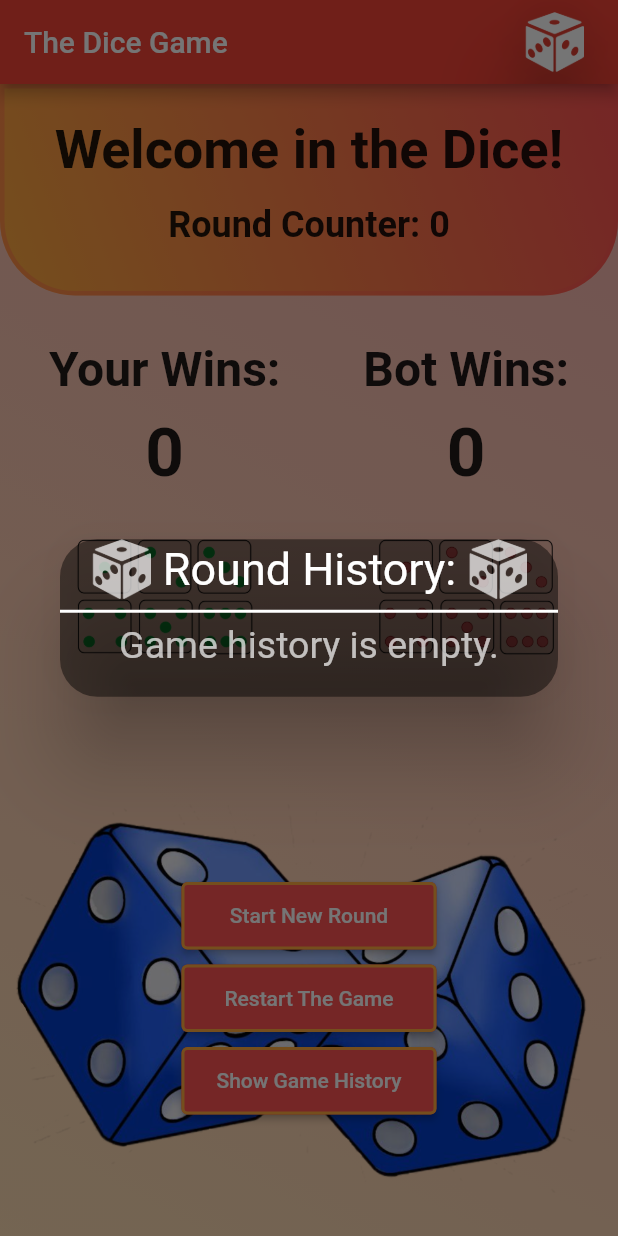
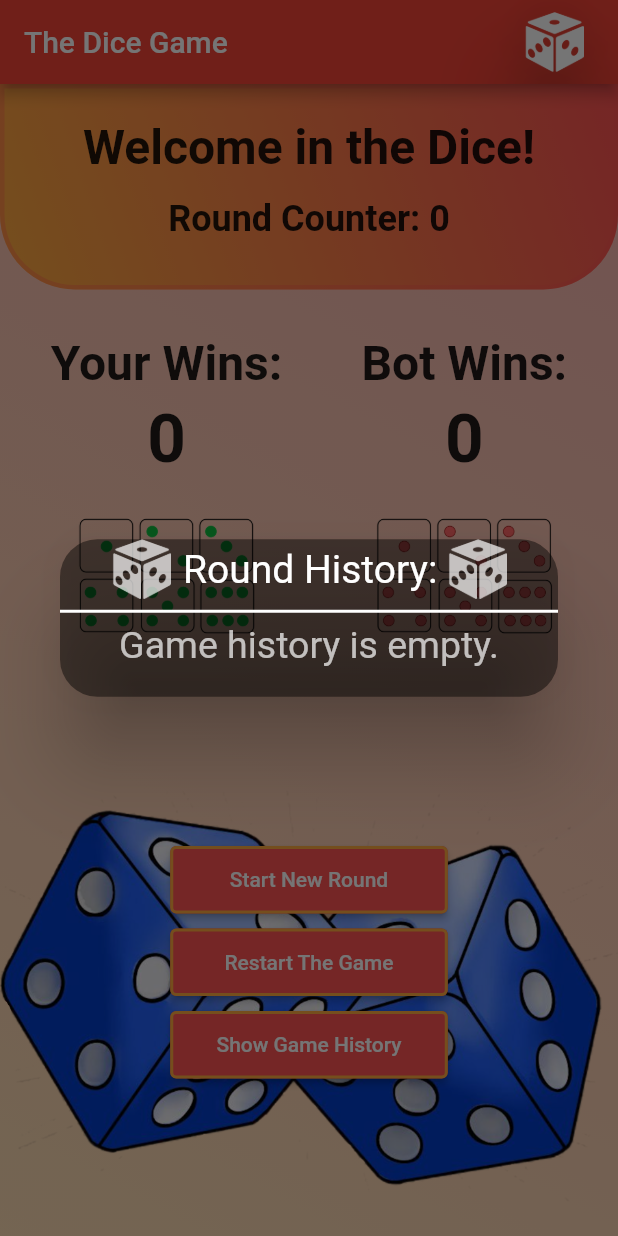
Before and after one commit to kondiq22/dice_bloc, a Flutter app: the screen it shows after launch, after a tap on "Show Game History", on a phone screen of 412 x 824 dp. Run offline on Flutter 3.47's test engine with Material 2 defaults, Android fonts, the phone set to English and light mode, and no system bars; our stand-ins replace bloc, equatable, flutter_bloc.

Commit message:
Adjusting font size and style

```diff
--- a/lib/pages/history_dialog.dart
+++ b/lib/pages/history_dialog.dart
@@ -25,7 +25,7 @@ class HistoryDialog {
                           Padding(padding: EdgeInsets.all(4)),
                           Text(
                             'Round History: ',
-                            style: TextStyle(color: Colors.white, fontSize: 30),
+                            style: TextStyle(color: Colors.white, fontSize: 26),
                           ),
                           ImageIcon(
                             AssetImage('assets/images/dicelogo.png'),
--- a/lib/pages/home_page.dart
+++ b/lib/pages/home_page.dart
@@ -7,7 +7,6 @@ import '../blocs/cubit/new_round_cubit.dart';
 import '../blocs/cubit/win_counter_cubit.dart';
 import 'history_dialog.dart';
 import 'round_info_msg.dart';
-
 
 class HomePage extends StatefulWidget {
   const HomePage({Key? key}) : super(key: key);
@@ -139,7 +138,7 @@ class _HomePageState extends State<HomePage> {
                                       fontWeight: FontWeight.bold),
                                 ),
                                 SizedBox(
-                                  height: 10,
+                                  height: 5,
                                 ),
                                 Text(
                                   '${BlocProvider.of<WinCounterCubit>(context).state.userWinCounter}',
@@ -148,13 +147,13 @@ class _HomePageState extends State<HomePage> {
                                       fontWeight: FontWeight.bold),
                                 ),
                                 SizedBox(
-                                  height: 10,
+                                  height: 5,
                                 ),
                                 Image.asset(diceImage['user']![state.userDice],
                                     height: 120, width: 120),
                               ],
                             ),
-                            SizedBox(width: 30),
+                            SizedBox(width: 25),
                             Column(
                               children: [
                                 Text(
@@ -164,7 +163,7 @@ class _HomePageState extends State<HomePage> {
                                       fontWeight: FontWeight.bold),
                                 ),
                                 SizedBox(
-                                  height: 10,
+                                  height: 5,
                                 ),
                                 Text(
                                   '${BlocProvider.of<WinCounterCubit>(context).state.opponentWinCounter}',
@@ -173,7 +172,7 @@ class _HomePageState extends State<HomePage> {
                                       fontWeight: FontWeight.bold),
                                 ),
                                 SizedBox(
-                                  height: 10,
+                                  height: 5,
                                 ),
                                 Image.asset(
                                     diceImage['bot']![state.opponentDice],
@@ -184,33 +183,39 @@ class _HomePageState extends State<HomePage> {
                           ],
                         ),
                       ),
-                      Container(
+                      SizedBox(
+                        height: 400,
+                        width: double.infinity,
+                        child: Container(
                           decoration: BoxDecoration(
                             image: DecorationImage(
                               isAntiAlias: true,
+                              alignment: Alignment.center,
                               image: AssetImage('assets/images/diceimage.png'),
-                            fit: BoxFit.cover,
+                              fit: BoxFit.fitWidth,
                             ),
                           ),
-                        padding: EdgeInsets.all(110),
+                          padding: EdgeInsets.all(100),
                           child: Column(
                             children: [
                               SizedBox(
-                              width: 170,
+                                width: 185,
                                 height: 45,
                                 child: ElevatedButton(
-                                onPressed:
-                                    context.read<NewRoundCubit>().newRoundRoll,
+                                  onPressed: context
+                                      .read<NewRoundCubit>()
+                                      .newRoundRoll,
                                   child: Text('Start New Round'),
                                   style: ElevatedButton.styleFrom(
                                       primary: Colors.redAccent,
                                       side: BorderSide(
-                                        color: Colors.orangeAccent, width: 2)),
+                                          color: Colors.orangeAccent,
+                                          width: 2)),
                                 ),
                               ),
                               Padding(padding: EdgeInsets.all(5)),
                               SizedBox(
-                              width: 170,
+                                width: 185,
                                 height: 45,
                                 child: ElevatedButton(
                                   onPressed:
@@ -219,12 +224,13 @@ class _HomePageState extends State<HomePage> {
                                   style: ElevatedButton.styleFrom(
                                       primary: Colors.redAccent,
                                       side: BorderSide(
-                                        color: Colors.orangeAccent, width: 2)),
+                                          color: Colors.orangeAccent,
+                                          width: 2)),
                                 ),
                               ),
                               Padding(padding: EdgeInsets.all(5)),
                               SizedBox(
-                              width: 170,
+                                width: 185,
                                 height: 45,
                                 child: ElevatedButton(
                                   onPressed: () => {
@@ -239,10 +245,12 @@ class _HomePageState extends State<HomePage> {
                                   style: ElevatedButton.styleFrom(
                                       primary: Colors.redAccent,
                                       side: BorderSide(
-                                        color: Colors.orangeAccent, width: 2)),
+                                          color: Colors.orangeAccent,
+                                          width: 2)),
                                 ),
                               ),
                             ],
+                          ),
                         ),
                       )
                     ],
--- a/lib/pages/round_info_msg.dart
+++ b/lib/pages/round_info_msg.dart
@@ -4,27 +4,27 @@ Widget roundInfoMsg(int roundCounter, int userDice, opponentDice) {
   if (roundCounter == 0) {
     return Text('Welcome in the Dice!',
         style: TextStyle(
-          fontSize: 36,
+          fontSize: 32,
           fontWeight: FontWeight.bold,
         ));
   } else if (userDice > opponentDice)
     return Text('Win!',
         style: TextStyle(
           color: Colors.green,
-          fontSize: 36,
+          fontSize: 32,
           fontWeight: FontWeight.bold,
         ));
   else if (userDice < opponentDice)
     return Text('Lost!',
         style: TextStyle(
           color: Color.fromARGB(255, 255, 0, 0),
-          fontSize: 36,
+          fontSize: 32,
           fontWeight: FontWeight.bold,
         ));
   return Text('Draw!',
       style: TextStyle(
         color: Colors.white,
-        fontSize: 36,
+        fontSize: 32,
         fontWeight: FontWeight.bold,
       ));
 }
```
Lines whose indentation alone changed are shown as unchanged.
